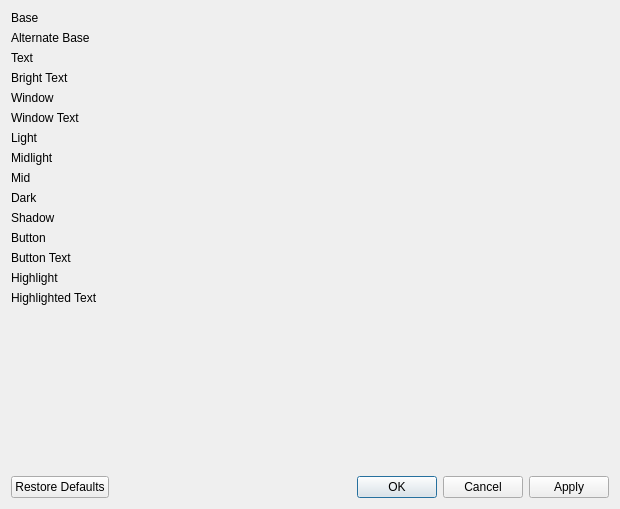
beige/CreatorStyleEdit, file src/styleeditor.ui: the form before one commit.
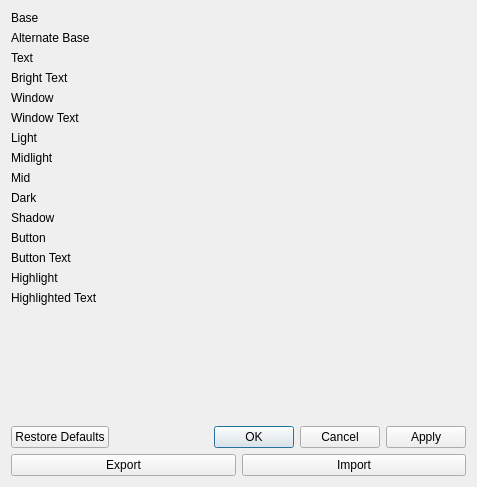
The form after the commit. Custom widgets are drawn as their Qt base class.

Commit message: added applicationproxystyle and export/import

The edit to the form file:
```diff
--- a/src/styleeditor.ui
+++ b/src/styleeditor.ui
@@ -6,8 +6,8 @@
    <rect>
     <x>0</x>
     <y>0</y>
-    <width>620</width>
-    <height>509</height>
+    <width>477</width>
+    <height>487</height>
    </rect>
   </property>
   <property name="windowTitle">
@@ -178,6 +178,24 @@
      </property>
     </widget>
    </item>
+   <item>
+    <layout class="QHBoxLayout" name="horizontalLayout">
+     <item>
+      <widget class="QPushButton" name="exportPushButton">
+       <property name="text">
+        <string>Export</string>
+       </property>
+      </widget>
+     </item>
+     <item>
+      <widget class="QPushButton" name="importPushButton">
+       <property name="text">
+        <string>Import</string>
+       </property>
+      </widget>
+     </item>
+    </layout>
+   </item>
   </layout>
  </widget>
  <customwidgets>
```
The commit also changes 8 other files.
